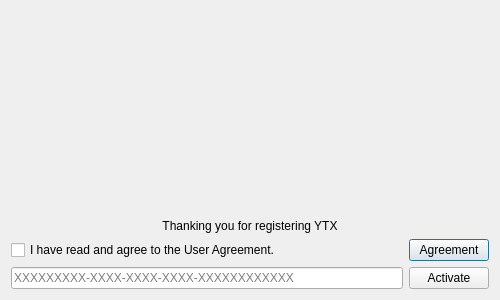
Qt form dialog/licence.ui (YtxErp/YTX) before a commit.
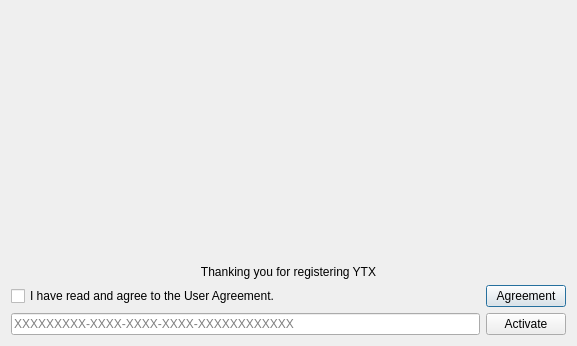
The same form after that commit.

```diff
--- a/dialog/licence.ui
+++ b/dialog/licence.ui
@@ -6,8 +6,8 @@
    <rect>
     <x>0</x>
     <y>0</y>
-    <width>500</width>
-    <height>300</height>
+    <width>577</width>
+    <height>346</height>
    </rect>
   </property>
   <property name="windowTitle">
```
